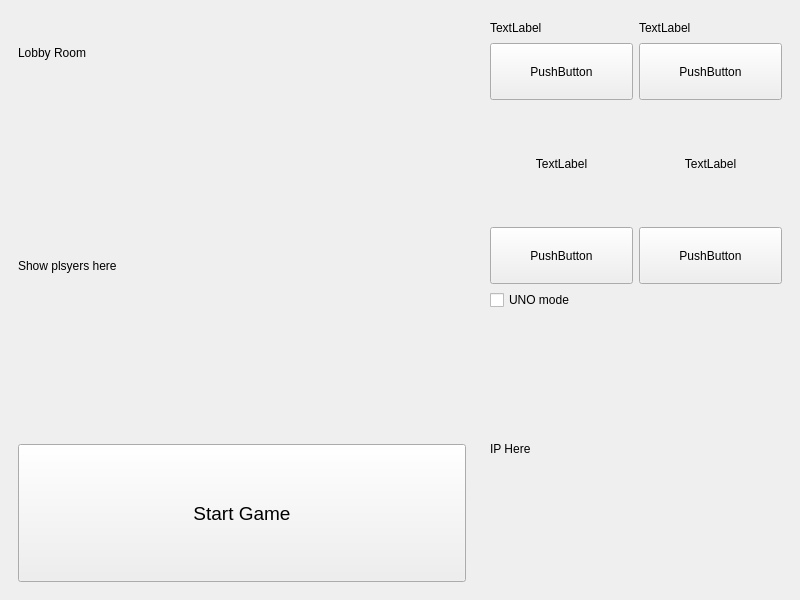
The window that GraphicsScene/client/lobbywindow.ui (HarrisL2/QtBigTwo) describes before a commit, drawn with Qt 5.
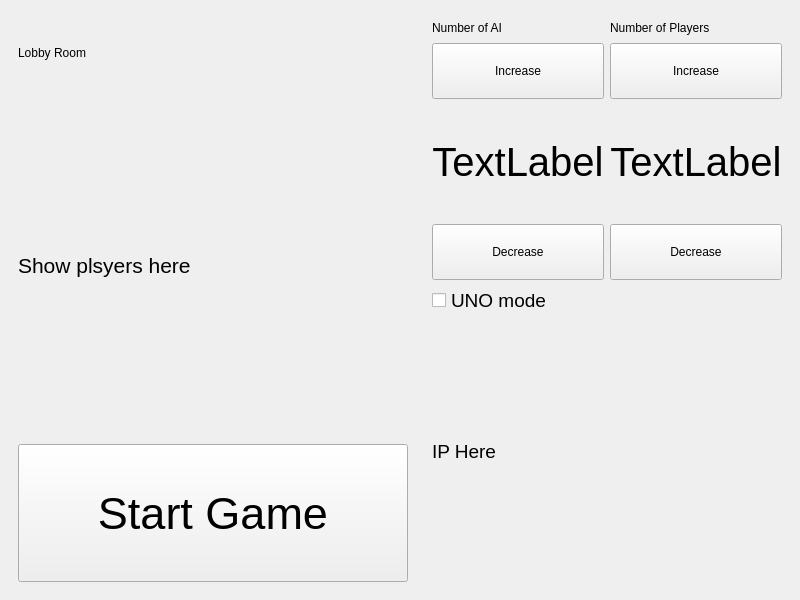
The same window after the commit.

Patch:
```diff
--- a/GraphicsScene/client/lobbywindow.ui
+++ b/GraphicsScene/client/lobbywindow.ui
@@ -47,6 +47,11 @@
              <verstretch>5</verstretch>
             </sizepolicy>
            </property>
+           <property name="font">
+            <font>
+             <pointsize>16</pointsize>
+            </font>
+           </property>
            <property name="text">
             <string>Show plsyers here</string>
            </property>
@@ -62,7 +67,7 @@
            </property>
            <property name="font">
             <font>
-             <pointsize>14</pointsize>
+             <pointsize>34</pointsize>
             </font>
            </property>
            <property name="text">
@@ -95,7 +100,7 @@
                 </sizepolicy>
                </property>
                <property name="text">
-                <string>TextLabel</string>
+                <string>Number of AI</string>
                </property>
               </widget>
              </item>
@@ -108,7 +113,7 @@
                 </sizepolicy>
                </property>
                <property name="text">
-                <string>PushButton</string>
+                <string>Increase</string>
                </property>
               </widget>
              </item>
@@ -120,6 +125,11 @@
                  <verstretch>6</verstretch>
                 </sizepolicy>
                </property>
+               <property name="font">
+                <font>
+                 <pointsize>30</pointsize>
+                </font>
+               </property>
                <property name="text">
                 <string>TextLabel</string>
                </property>
@@ -137,7 +147,7 @@
                 </sizepolicy>
                </property>
                <property name="text">
-                <string>PushButton</string>
+                <string>Decrease</string>
                </property>
               </widget>
              </item>
@@ -154,7 +164,7 @@
                 </sizepolicy>
                </property>
                <property name="text">
-                <string>TextLabel</string>
+                <string>Number of Players</string>
                </property>
               </widget>
              </item>
@@ -167,7 +177,7 @@
                 </sizepolicy>
                </property>
                <property name="text">
-                <string>PushButton</string>
+                <string>Increase</string>
                </property>
               </widget>
              </item>
@@ -179,6 +189,11 @@
                  <verstretch>6</verstretch>
                 </sizepolicy>
                </property>
+               <property name="font">
+                <font>
+                 <pointsize>30</pointsize>
+                </font>
+               </property>
                <property name="text">
                 <string>TextLabel</string>
                </property>
@@ -196,7 +211,7 @@
                 </sizepolicy>
                </property>
                <property name="text">
-                <string>PushButton</string>
+                <string>Decrease</string>
                </property>
               </widget>
              </item>
@@ -205,14 +220,24 @@
           </layout>
          </item>
          <item>
-          <widget class="QCheckBox" name="checkBox">
+          <widget class="QCheckBox" name="UNOMode">
+           <property name="font">
+            <font>
+             <pointsize>14</pointsize>
+            </font>
+           </property>
            <property name="text">
             <string>UNO mode</string>
            </property>
           </widget>
          </item>
          <item>
-          <widget class="QLabel" name="label_3">
+          <widget class="QLabel" name="IPLabel">
+           <property name="font">
+            <font>
+             <pointsize>14</pointsize>
+            </font>
+           </property>
            <property name="text">
             <string>IP Here</string>
            </property>
```
Left out of the diff: 22 changed lines with no effect on the pictures.
